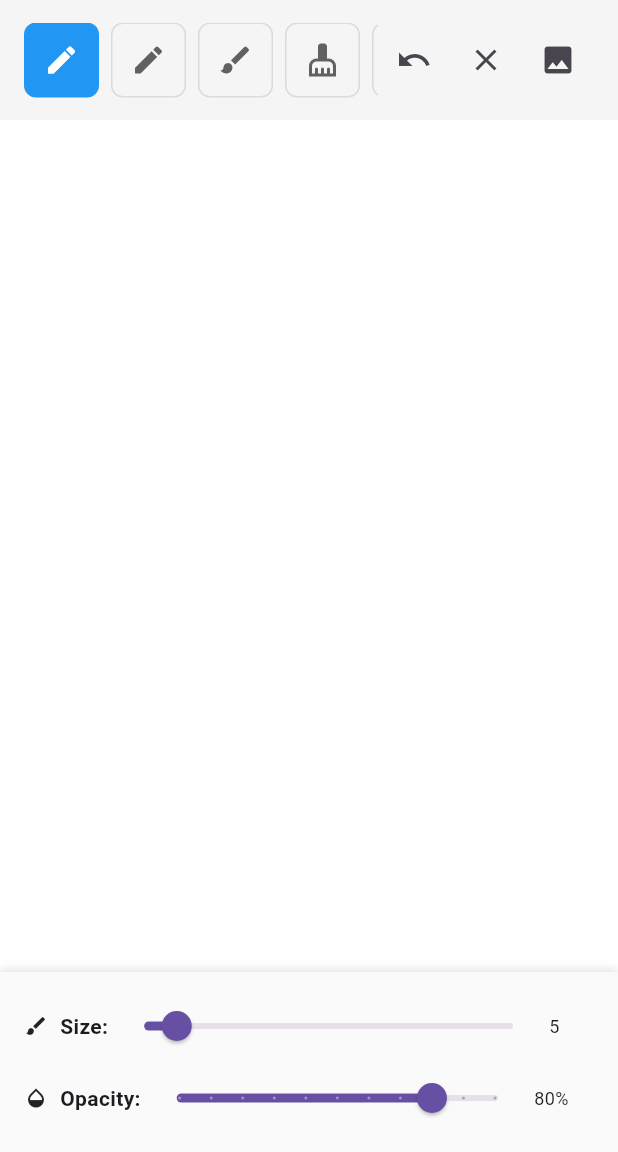
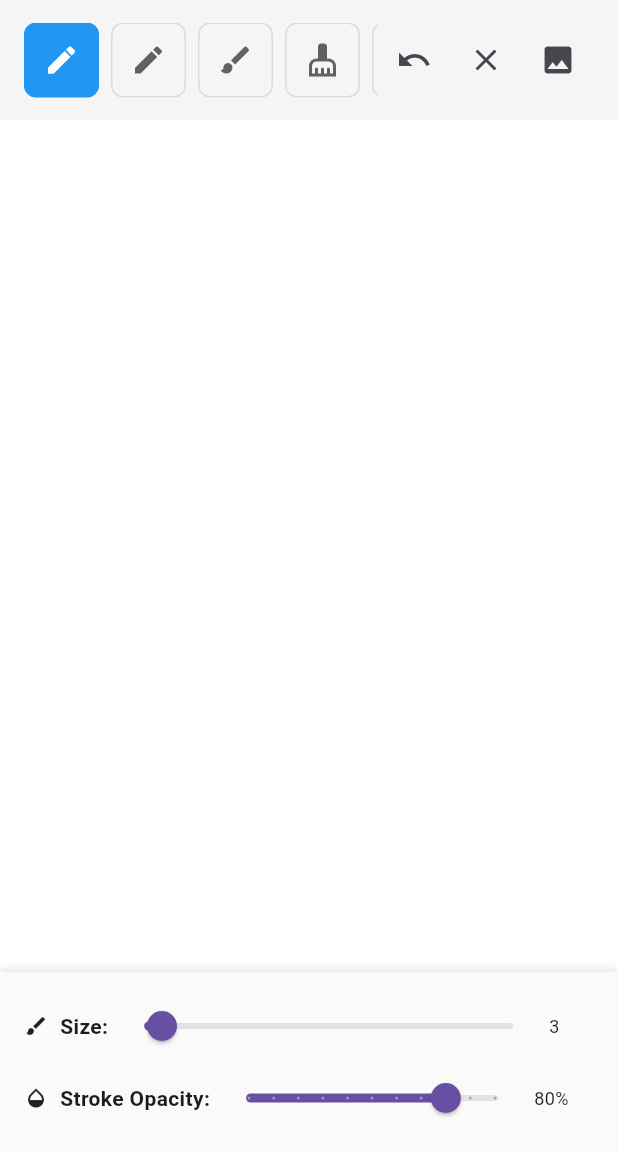
Before and after one commit to kazerdira/sketcher, a Flutter app: the screen it shows after launch, after a tap on the "edit" icon, on a phone screen of 412 x 824 dp, the part 84-1236 px from its top. Run offline on Flutter 3.47's test engine with Material 3 defaults, Android fonts, the phone set to English and light mode, and no system bars; our stand-ins replace get, image_picker.

Commit message:
Sketch opacity fixes: mid-stroke updates, separate image opacity slider, tests switched to package imports, new opacity widget tests; reduce eraser size and align ToolConfig tests

```diff
--- a/lib/controllers/sketch_controller.dart
+++ b/lib/controllers/sketch_controller.dart
@@ -24,6 +24,21 @@ class SketchController extends GetxController {
 
   // Velocity and pressure tracking
   double _lastVelocity = 0.0;
+  // Per-tool settings
+  final Map<DrawingTool, double> _toolSizes = {
+    DrawingTool.pencil: 3.0,
+    DrawingTool.pen: 2.0,
+    DrawingTool.marker: 12.0,
+    DrawingTool.eraser: 6.0,
+    DrawingTool.brush: 6.0,
+  };
+  final Map<DrawingTool, double> _toolOpacities = {
+    DrawingTool.pencil: ToolConfig.configs[DrawingTool.pencil]!.opacity,
+    DrawingTool.pen: ToolConfig.configs[DrawingTool.pen]!.opacity,
+    DrawingTool.marker: ToolConfig.configs[DrawingTool.marker]!.opacity,
+    DrawingTool.eraser: ToolConfig.configs[DrawingTool.eraser]!.opacity,
+    DrawingTool.brush: ToolConfig.configs[DrawingTool.brush]!.opacity,
+  };
   DateTime _lastPointTime = DateTime.now();
   Offset _lastOffset = Offset.zero;
 
@@ -40,7 +55,10 @@ class SketchController extends GetxController {
     final config = ToolConfig.configs[tool]!;
 
     // Update tool-specific settings
-    toolOpacity.value = config.opacity;
+    // Apply stored per-tool opacity/size
+    toolOpacity.value = _toolOpacities[tool] ?? config.opacity;
+    brushSize.value = (_toolSizes[tool] ?? brushSize.value)
+        .clamp(config.minWidth, config.maxWidth);
 
     // Set appropriate color for tool if it's the first time using it
     // Do not alter currentColor for eraser to avoid side-effects in tests/UI.
@@ -57,6 +75,7 @@ class SketchController extends GetxController {
   void setBrushSize(double size) {
     final config = ToolConfig.configs[currentTool.value]!;
     brushSize.value = size.clamp(config.minWidth, config.maxWidth);
+    _toolSizes[currentTool.value] = brushSize.value;
     update();
   }
 
@@ -69,6 +88,10 @@ class SketchController extends GetxController {
 
   void setOpacity(double opacity) {
     toolOpacity.value = opacity.clamp(0.0, 1.0);
+    _toolOpacities[currentTool.value] = toolOpacity.value;
+    if (_currentPoints.isNotEmpty) {
+      _updateCurrentStroke();
+    }
     update();
   }
 
@@ -237,7 +260,7 @@ class SketchController extends GetxController {
   }
 
   // Background image management
-  void setBackgroundImage(ImageProvider image) {
+  void setBackgroundImage(ImageProvider? image) {
     backgroundImage.value = image;
     update();
   }
--- a/lib/models/stroke.dart
+++ b/lib/models/stroke.dart
@@ -90,7 +90,7 @@ class ToolConfig {
       blendMode: BlendMode.srcOver,
       supportsPressure: false,
       supportsVelocity: false,
-      defaultColor: Colors.blue,
+      defaultColor: Colors.black,
     ),
     DrawingTool.marker: ToolConfig(
       minWidth: 8.0,
@@ -102,7 +102,7 @@ class ToolConfig {
       defaultColor: Colors.yellow,
     ),
     DrawingTool.eraser: ToolConfig(
-      minWidth: 10.0,
+      minWidth: 4.0,
       maxWidth: 50.0,
       opacity: 1.0,
       blendMode: BlendMode.clear,
--- a/lib/widgets/drawing_canvas.dart
+++ b/lib/widgets/drawing_canvas.dart
@@ -1,6 +1,9 @@
 import 'package:flutter/material.dart';
+import 'dart:typed_data';
+import 'dart:ui' as ui;
 import 'package:flutter/services.dart';
 import 'package:get/get.dart';
+import 'package:image_picker/image_picker.dart';
 import '../controllers/sketch_controller.dart';
 import '../painters/sketch_painter.dart';
 import '../models/drawing_tool.dart';
@@ -17,6 +20,8 @@ class _DrawingCanvasState extends State<DrawingCanvas> {
   // Removed InteractiveViewer, no need for TransformationController
 
   bool _isDrawing = false;
+  ui.Image? _backgroundImageData;
+  Offset? _cursorPos;
 
   @override
   Widget build(BuildContext context) {
@@ -37,30 +42,66 @@ class _DrawingCanvasState extends State<DrawingCanvas> {
                         _isDrawing = true;
                         HapticFeedback.lightImpact();
                         controller.startStroke(details.localPosition, 1.0);
+                        setState(() => _cursorPos = details.localPosition);
                       },
                       onPanUpdate: (details) {
                         if (!_isDrawing) return;
                         controller.addPoint(details.localPosition, 1.0);
+                        setState(() => _cursorPos = details.localPosition);
                       },
                       onPanEnd: (_) {
                         if (!_isDrawing) return;
                         _isDrawing = false;
                         controller.endStroke();
+                        setState(() => _cursorPos = null);
                       },
                       onPanCancel: () {
                         if (!_isDrawing) return;
                         _isDrawing = false;
                         controller.endStroke();
+                        setState(() => _cursorPos = null);
                       },
-                      child: CustomPaint(
+                      child: Stack(
+                        fit: StackFit.expand,
+                        children: [
+                          CustomPaint(
                             painter: SketchPainter(
                               strokes: controller.strokes,
                               currentStroke: controller.currentStroke,
                               backgroundImage: controller.backgroundImage.value,
                               imageOpacity: controller.imageOpacity.value,
                               isImageVisible: controller.isImageVisible.value,
+                              backgroundImageData: _backgroundImageData,
                             ),
                             child: const SizedBox.expand(),
+                          ),
+                          GetBuilder<SketchController>(builder: (_) {
+                            if (_cursorPos == null ||
+                                controller.currentTool.value !=
+                                    DrawingTool.eraser) {
+                              return const SizedBox.shrink();
+                            }
+                            final d = controller.brushSize.value;
+                            return Positioned(
+                              left: _cursorPos!.dx - d / 2,
+                              top: _cursorPos!.dy - d / 2,
+                              width: d,
+                              height: d,
+                              child: IgnorePointer(
+                                child: Container(
+                                  decoration: BoxDecoration(
+                                    shape: BoxShape.circle,
+                                    border: Border.all(
+                                      color: Colors.redAccent.withOpacity(0.8),
+                                      width: 1.5,
+                                    ),
+                                    color: Colors.transparent,
+                                  ),
+                                ),
+                              ),
+                            );
+                          }),
+                        ],
                       ),
                     ),
                   );
@@ -303,6 +344,7 @@ class _DrawingCanvasState extends State<DrawingCanvas> {
                           style: TextStyle(fontWeight: FontWeight.bold)),
                       Expanded(
                         child: Slider(
+                          key: const Key('brush-size-slider'),
                           value: controller.brushSize.value,
                           min: 1.0,
                           max: 50.0,
@@ -325,10 +367,11 @@ class _DrawingCanvasState extends State<DrawingCanvas> {
                     children: [
                       const Icon(Icons.opacity, size: 16),
                       const SizedBox(width: 8),
-                      const Text('Opacity:',
+                      const Text('Stroke Opacity:',
                           style: TextStyle(fontWeight: FontWeight.bold)),
                       Expanded(
                         child: Slider(
+                          key: const Key('stroke-opacity-slider'),
                           value: controller.toolOpacity.value,
                           min: 0.0,
                           max: 1.0,
@@ -347,6 +390,36 @@ class _DrawingCanvasState extends State<DrawingCanvas> {
                       ),
                     ],
                   ),
+                  if (controller.backgroundImage.value != null) ...[
+                    const SizedBox(height: 8),
+                    Row(
+                      children: [
+                        const Icon(Icons.image, size: 16),
+                        const SizedBox(width: 8),
+                        const Text('Image Opacity:',
+                            style: TextStyle(fontWeight: FontWeight.bold)),
+                        Expanded(
+                          child: Slider(
+                            key: const Key('image-opacity-slider'),
+                            value: controller.imageOpacity.value,
+                            min: 0.0,
+                            max: 1.0,
+                            divisions: 10,
+                            label:
+                                '${(controller.imageOpacity.value * 100).round()}%',
+                            onChanged: controller.setImageOpacity,
+                          ),
+                        ),
+                        SizedBox(
+                          width: 40,
+                          child: Text(
+                            '${(controller.imageOpacity.value * 100).round()}%',
+                            style: const TextStyle(fontSize: 12),
+                          ),
+                        ),
+                      ],
+                    ),
+                  ],
                 ],
               ),
             );
@@ -357,8 +430,6 @@ class _DrawingCanvasState extends State<DrawingCanvas> {
   }
 
   void _showImagePicker() {
-    // Implementation for image picker
-    // This would typically use image_picker package
     showModalBottomSheet(
       context: context,
       builder: (context) {
@@ -372,7 +443,7 @@ class _DrawingCanvasState extends State<DrawingCanvas> {
                 title: const Text('Choose from Gallery'),
                 onTap: () {
                   Navigator.pop(context);
-                  // Implement gallery picker
+                  _pickFromGallery();
                 },
               ),
               ListTile(
@@ -380,7 +451,7 @@ class _DrawingCanvasState extends State<DrawingCanvas> {
                 title: const Text('Take Photo'),
                 onTap: () {
                   Navigator.pop(context);
-                  // Implement camera picker
+                  _pickFromCamera();
                 },
               ),
               if (controller.backgroundImage.value != null)
@@ -389,8 +460,12 @@ class _DrawingCanvasState extends State<DrawingCanvas> {
                   title: const Text('Remove Background'),
                   onTap: () {
                     Navigator.pop(context);
-                    // Note: This would need to be implemented in controller
-                    // controller.removeBackgroundImage();
+                    setState(() {
+                      _backgroundImageData = null;
+                    });
+                    controller.setBackgroundImage(null);
+                    controller.isImageVisible.value = false;
+                    controller.update();
                   },
                 ),
             ],
@@ -399,4 +474,63 @@ class _DrawingCanvasState extends State<DrawingCanvas> {
       },
     );
   }
+
+  Future<void> _pickFromGallery() async {
+    try {
+      final picker = ImagePicker();
+      final XFile? picked = await picker.pickImage(source: ImageSource.gallery);
+      if (picked == null) return;
+
+      final bytes = await picked.readAsBytes();
+      final img = await _decodeUiImage(bytes);
+
+      setState(() {
+        _backgroundImageData = img;
+      });
+      // Use MemoryImage to avoid platform-specific file issues
+      controller.setBackgroundImage(MemoryImage(bytes));
+      controller.isImageVisible.value = true;
+      controller.update();
+    } catch (e) {
+      Get.snackbar(
+        'Image Error',
+        'Failed to load image: $e',
+        snackPosition: SnackPosition.BOTTOM,
+        backgroundColor: Colors.red,
+        colorText: Colors.white,
+      );
     }
+  }
+
+  Future<void> _pickFromCamera() async {
+    try {
+      final picker = ImagePicker();
+      final XFile? picked = await picker.pickImage(source: ImageSource.camera);
+      if (picked == null) return;
+
+      final bytes = await picked.readAsBytes();
+      final img = await _decodeUiImage(bytes);
+
+      setState(() {
+        _backgroundImageData = img;
+      });
+      controller.setBackgroundImage(MemoryImage(bytes));
+      controller.isImageVisible.value = true;
+      controller.update();
+    } catch (e) {
+      Get.snackbar(
+        'Camera Error',
+        'Failed to capture image: $e',
+        snackPosition: SnackPosition.BOTTOM,
+        backgroundColor: Colors.red,
+        colorText: Colors.white,
+      );
+    }
+  }
+
+  Future<ui.Image> _decodeUiImage(Uint8List bytes) async {
+    final codec = await ui.instantiateImageCodec(bytes);
+    final frame = await codec.getNextFrame();
+    return frame.image;
+  }
+}
--- a/pubspec.yaml
+++ b/pubspec.yaml
@@ -26,8 +26,6 @@ dependencies:
   # Permissions
   permission_handler: ^11.0.1
 
-  # Gallery Saver
-  gallery_saver: ^2.3.2
 
 dev_dependencies:
   flutter_test:
```
Also changed, not shown: pubspec.lock, 7 other files. Lines whose indentation alone changed are shown as unchanged.
